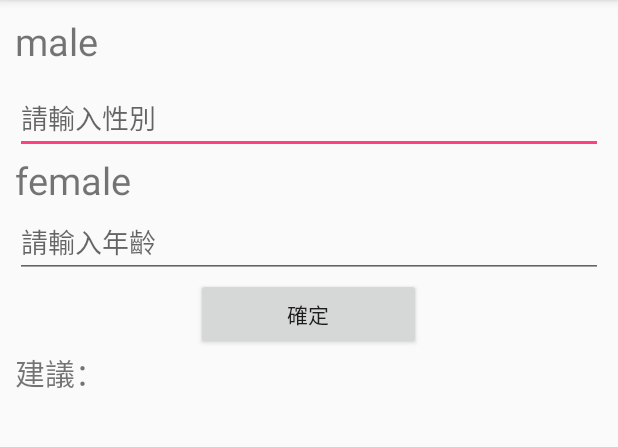
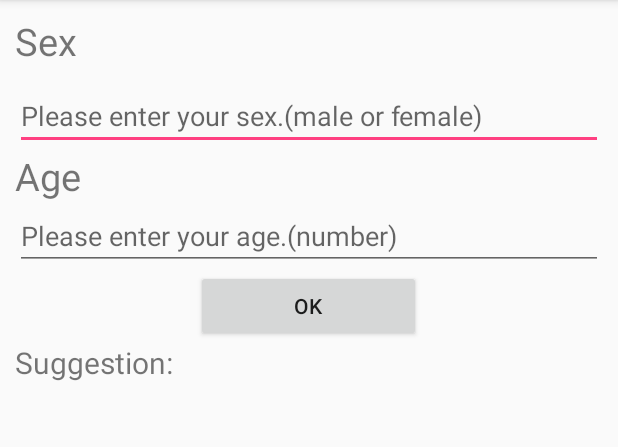
Before and after one commit to IBOTIAndy/NTUT_Android_HW, an Android app: the screen it shows after launch (MainActivity), on a phone screen of 412 x 824 dp, the part 84-531 px from its top. Run offline under Robolectric (Android 15) with nearby library versions, the phone set to English and light mode, and no system bars.

Commit message:
real HW2

```diff
--- a/app/src/main/res/values/strings.xml
+++ b/app/src/main/res/values/strings.xml
@@ -1,14 +1,14 @@
 <resources>
     <string name="app_name">HW#2: 林凭</string>
-    <string name="sex">male</string>
-    <string name="sex_hint">請輸入性別</string>
-    <string name="age">female</string>
-    <string name="age_hint">請輸入年齡</string>
-    <string name="btn_OK">確定</string>
-    <string name="suggestion">建議：</string>
-    <string name="sug_not_hurry">還不急，還不用結婚。</string>
-    <string name="sug_find_couple">可以開始找對象惹。</string>
-    <string name="sug_get_married">還在幹嘛？趕快去結婚！</string>
-    <string name="male">男</string>
-    <string name="female">女</string>
+    <string name="sex">Sex</string>
+    <string name="sex_hint">Please enter your sex.(male or female)</string>
+    <string name="age">Age</string>
+    <string name="age_hint">Please enter your age.(number)</string>
+    <string name="btn_OK">OK</string>
+    <string name="suggestion">Suggestion:\ </string>
+    <string name="sug_not_hurry">Don't hurry! Take you time.</string>
+    <string name="sug_find_couple">OK, It's time to find a couple.</string>
+    <string name="sug_get_married">What are you doing? Go to get married!</string>
+    <string name="male">male</string>
+    <string name="female">female</string>
 </resources>
```
